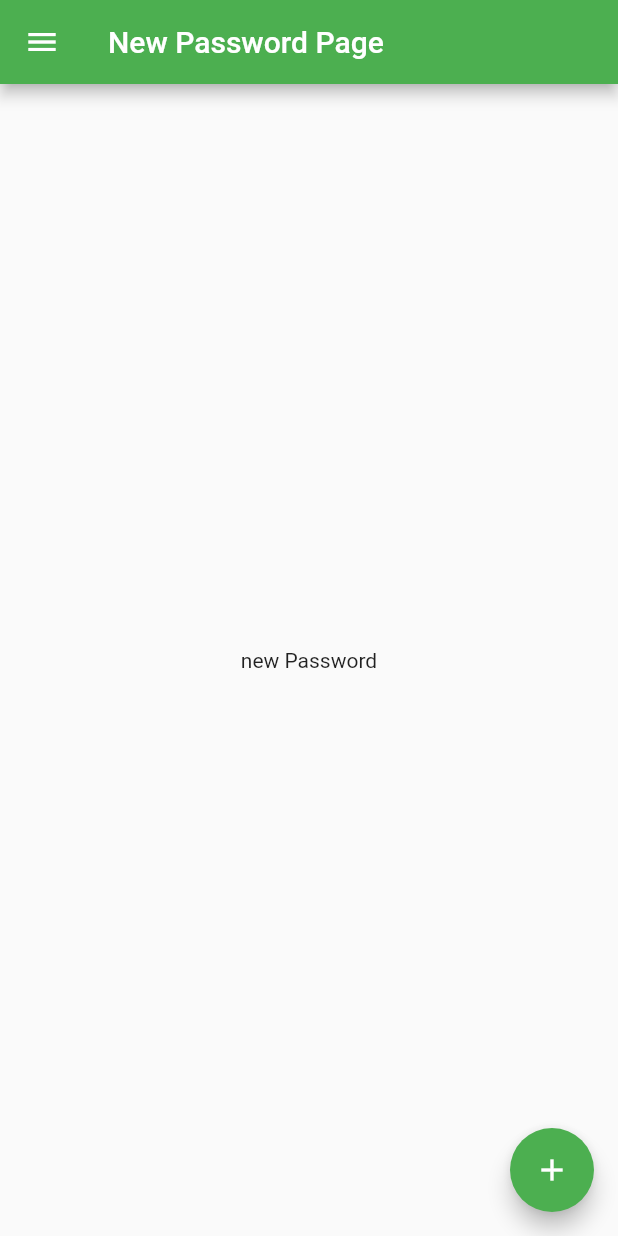
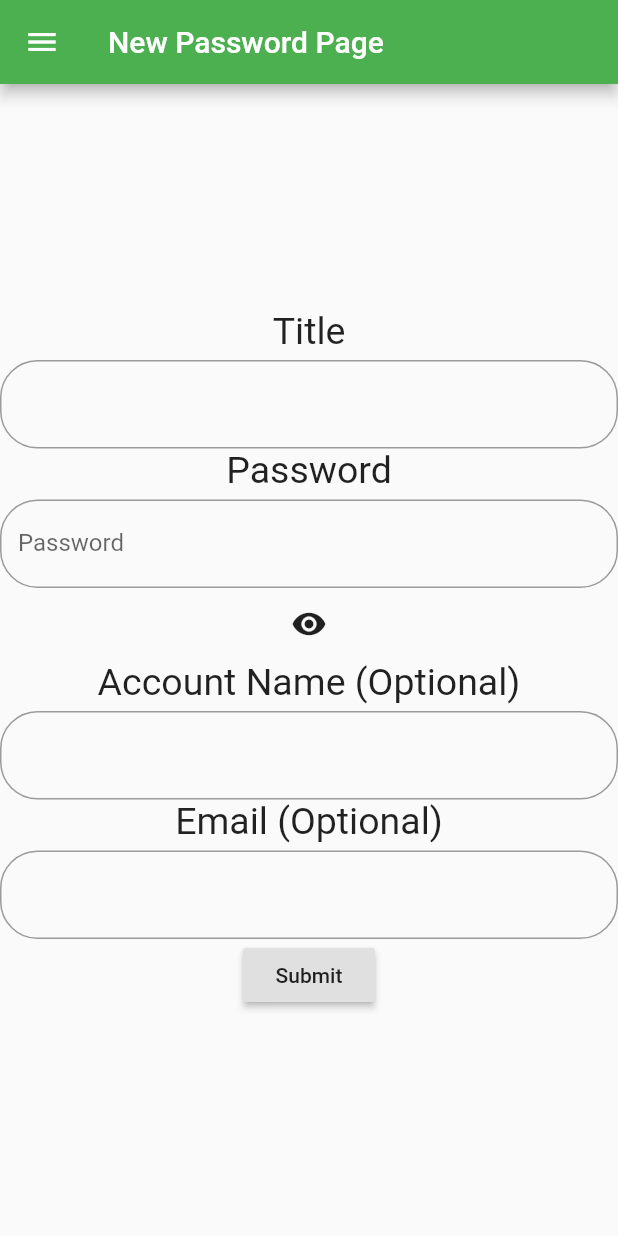
Before and after one commit to uprm-inso-4101-2020-2021-S1/semester-project-oni-kingsmen, a Flutter app: the NewPasswordPage screen opened directly, on a phone screen of 412 x 824 dp. Run offline on Flutter 3.47's test engine with Material 2 defaults, Android fonts, the phone set to English and light mode, and no system bars.

Commit message:
Add new Password

```diff
--- a/lib/main.dart
+++ b/lib/main.dart
@@ -1,19 +1,22 @@
 import 'package:flutter/material.dart';
 import 'package:password_app/password.dart';
 
+
 void main() {
+  createNewPassword('password', 'accountname', 'email@domain.com', 'Title');
+  createNewPassword('1234', 'hehe', 'el@dan.com', 'Taitle 2');
+  createNewPassword('12 64 10', '', '', 'The Safe');
   runApp(MyApp());
-
 }
 
-List<Password> getPasswords(){
-  Password password1 = Password("password", "account", "email@domain.com", "my frist caocunt");
-  Password password2 = Password("aaaaaaa", "Fecees10", "lad@site.com", "Facebook");
-  Password password3 = Password("1234", "locomendez094", "guy@gmail.com", "Gmail");
-  Password password4 = Password("1234", "Bankerboy0000000", "man@site.com", "A Site");
-  Password password5 = Password("genjefekdckmerwkjolvrnjoevnj", "TheLegend47", "legend@heaven.com", "peeeeee.com");
+List<Password> passwordList = new List();
 
-  return [password1,password2,password3,password4,password5];
+List<Password> getPasswords() {
+  return passwordList;
+}
+
+void createNewPassword(String password, String account, String email, String main){
+  passwordList.add(Password(password,account,email,main));
 }
 
 class MyApp extends StatelessWidget {
@@ -40,19 +43,16 @@ class MyApp extends StatelessWidget {
         visualDensity: VisualDensity.adaptivePlatformDensity,
       ),
       home: MyHomePage(title: 'Password App'),
-
     );
   }
 }
 
-class SettingPage extends StatefulWidget{
-
+class SettingPage extends StatefulWidget {
   @override
   _SettingPageState createState() => _SettingPageState();
 }
 
-class _SettingPageState extends State<SettingPage>{
-
+class _SettingPageState extends State<SettingPage> {
   @override
   Widget build(BuildContext context) {
     // Scaffold is a layout for the major Material Components.
@@ -70,23 +70,23 @@ class _SettingPageState extends State<SettingPage>{
             ),
             ListTile(
               title: Text('Accounts'),
-              onTap: (){
+              onTap: () {
                 Navigator.push(
                   context,
-                  MaterialPageRoute(builder: (context) => MyHomePage(title: 'Password App')),
+                  MaterialPageRoute(
+                      builder: (context) => MyHomePage(title: 'Password App')),
                 );
               },
             ),
             ListTile(
               title: Text('Settings'),
-              onTap: (){
+              onTap: () {
                 Navigator.push(
                   context,
                   MaterialPageRoute(builder: (context) => SettingPage()),
                 );
               },
             ),
-
             ListTile(
               title: Text('Log Out'),
               onTap: () {
@@ -112,17 +112,167 @@ class _SettingPageState extends State<SettingPage>{
     );
   }
 }
-class NewPasswordPage extends StatefulWidget{
 
+class NewPasswordPage extends StatefulWidget {
   @override
   _NewPasswordPageState createState() => _NewPasswordPageState();
 }
 
-class _NewPasswordPageState extends State<NewPasswordPage>{
+class _NewPasswordPageState extends State<NewPasswordPage> {
+  final _formKey = GlobalKey<FormState>();
+  final Map<String, dynamic> formData = {'main': null, 'password': null,'email': '', 'account': ''};
+  Widget _buildForm() {
+    return Form(
+        key: _formKey,
+        child: Column(
+          mainAxisAlignment: MainAxisAlignment.center,
+          children: <Widget>[
+            _buildMainField(),
+            _buildPasswordField(),
+            _buildAccountField(),
+            _buildEmailField(),
+            _buildSubmitButton(),
+          ],
+        ));
+  }
+
+  Widget _buildPasswordField() {
+    bool _obscureText = true;
+    void _toggle() {
+      _obscureText = !_obscureText;
+    }
+    return Column(
+      children: [
+        new Text('Password',
+            style: new TextStyle(fontSize: 25.0)),
+        new Padding(padding: EdgeInsets.only(top: 5.0)),
+        new TextFormField(
+          decoration: new InputDecoration(
+            labelText: 'Password',
+            fillColor: Colors.white,
+            border: new OutlineInputBorder(
+              borderRadius: new BorderRadius.circular(25.0),
+              borderSide: new BorderSide(),
+            ),
+          ),
+          obscureText: _obscureText,
+          onSaved: (password){
+            formData['password'] = password;
+          },
+          validator: (password) =>
+              password.length <= 0 ? 'Please enter a password.' : null,
+        ),
+        new IconButton(
+          icon: Icon(Icons.visibility),
+          onPressed: _toggle,
+        )
+      ],
+    );
+  }
+
+  Widget _buildEmailField() {
+    return Column(
+      children: [
+        new Text('Email (Optional)',
+            style: new TextStyle(fontSize: 25.0)),
+        new Padding(padding: EdgeInsets.only(top: 5.0)),
+        new TextFormField(
+          decoration: new InputDecoration(
+            fillColor: Colors.white,
+            border: new OutlineInputBorder(
+              borderRadius: new BorderRadius.circular(25.0),
+              borderSide: new BorderSide(),
+            ),
+          ),
+          onSaved: (email){
+            formData['email'] = email;
+          },
+          validator: (email) {
+            if (email.length > 0 &&
+                !RegExp(r"[a-z0-9!#$%&'*+/=?^_`{|}~-]+(?:\.[a-z0-9!#$%&'*+/=?^_`{|}~-]+)*@(?:[a-z0-9](?:[a-z0-9-]*[a-z0-9])?\.)+[a-z0-9](?:[a-z0-9-]*[a-z0-9])?")
+                    .hasMatch(email)) {
+              return 'This is not a valid email';
+            } else {
+              return null;
+            }
+          },
+        ),
+      ],
+    );
+  }
+
+  Widget _buildAccountField() {
+    return Column(
+      children: [
+        new Text('Account Name (Optional)',
+          style: new TextStyle(fontSize: 25.0)),
+        new Padding(padding: EdgeInsets.only(top: 5.0)),
+        new TextFormField(
+          decoration: new InputDecoration(
+            fillColor: Colors.white,
+            border: new OutlineInputBorder(
+              borderRadius: new BorderRadius.circular(25.0),
+              borderSide: new BorderSide(),
+            ),
+          ),
+          onSaved: (account){
+            formData['account'] = account;
+          },
+        ),
+      ],
+    );
+  }
+  Widget _buildMainField() {
+    return Column(
+      children: [
+        new Text('Title',
+            style: new TextStyle(fontSize: 25.0)),
+        new Padding(padding: EdgeInsets.only(top: 5.0)),
+        new TextFormField(
+            decoration: new InputDecoration(
+              fillColor: Colors.white,
+              border: new OutlineInputBorder(
+                borderRadius: new BorderRadius.circular(25.0),
+                borderSide: new BorderSide(),
+              ),
+            ),
+            onSaved: (title){
+              formData['main'] = title;
+            },
+            validator: (title) =>
+                title.length <= 0 ? 'Please enter a Title' : null),
+      ],
+    );
+  }
+
+  Widget _buildSubmitButton() {
+    return RaisedButton(
+      onPressed: () {
+        _submitForm();
+      },
+      child: Text('Submit'),
+    );
+  }
+
+  void _submitForm() {
+    print('Submitting form');
+    if (_formKey.currentState.validate()) {
+      _formKey.currentState.save(); //onSaved is called!
+      print(formData);
+      createNewPassword(formData['password'], formData['account'], formData['email'], formData['main']);
+      Navigator.push(
+        context,
+        MaterialPageRoute(
+            builder: (context) => MyHomePage(title: 'Password App')),
+      );
+    }
+  }
+
 
   @override
   Widget build(BuildContext context) {
     // Scaffold is a layout for the major Material Components.
+
     return Scaffold(
       appBar: AppBar(
         title: Text('New Password Page'),
@@ -140,23 +290,23 @@ class _NewPasswordPageState extends State<NewPasswordPage>{
             ),
             ListTile(
               title: Text('Accounts'),
-              onTap: (){
+              onTap: () {
                 Navigator.push(
                   context,
-                  MaterialPageRoute(builder: (context) => MyHomePage(title: 'Password App')),
+                  MaterialPageRoute(
+                      builder: (context) => MyHomePage(title: 'Password App')),
                 );
               },
             ),
             ListTile(
               title: Text('Settings'),
-              onTap: (){
+              onTap: () {
                 Navigator.push(
                   context,
                   MaterialPageRoute(builder: (context) => SettingPage()),
                 );
               },
             ),
-
             ListTile(
               title: Text('Log Out'),
               onTap: () {
@@ -168,14 +318,7 @@ class _NewPasswordPageState extends State<NewPasswordPage>{
         ),
       ),
       // body is the majority of the screen.
-      body: Center(
-        child: Text('new Password'),
-      ),
-      floatingActionButton: FloatingActionButton(
-        tooltip: 'Add', // used by assistive technologies
-        child: Icon(Icons.add),
-        onPressed: null,
-      ),
+      body: _buildForm()
     );
   }
 }
@@ -192,16 +335,13 @@ class MyHomePage extends StatefulWidget {
   // used by the build method of the State. Fields in a Widget subclass are
   // always marked "final".
 
-
   final String title;
 
   @override
   _MyHomePageState createState() => _MyHomePageState();
 }
 
-
 class _MyHomePageState extends State<MyHomePage> {
-  List<Password> passwords = getPasswords();
 
   @override
   Widget build(BuildContext context) {
@@ -230,23 +370,23 @@ class _MyHomePageState extends State<MyHomePage> {
             ),
             ListTile(
               title: Text('Accounts'),
-              onTap: (){
+              onTap: () {
                 Navigator.push(
                   context,
-                  MaterialPageRoute(builder: (context) => MyHomePage(title: 'Password App')),
+                  MaterialPageRoute(
+                      builder: (context) => MyHomePage(title: 'Password App')),
                 );
               },
             ),
             ListTile(
               title: Text('Settings'),
-              onTap: (){
+              onTap: () {
                 Navigator.push(
                   context,
                   MaterialPageRoute(builder: (context) => SettingPage()),
                 );
               },
             ),
-
             ListTile(
               title: Text('Log Out'),
               onTap: () {
@@ -258,9 +398,9 @@ class _MyHomePageState extends State<MyHomePage> {
         ),
       ),
       body: ListView.builder(
-        itemCount: passwords.length,
+        itemCount: passwordList.length,
         itemBuilder: (context, index) {
-          final passwordItem = passwords[index];
+          final passwordItem = passwordList[index];
 
           return ListTile(
             title: Text(passwordItem.main),
@@ -268,20 +408,19 @@ class _MyHomePageState extends State<MyHomePage> {
             trailing: IconButton(
               icon: Icon(Icons.menu),
               tooltip: 'Details',
-              onPressed: (){
+              onPressed: () {
                 Navigator.push(
                   context,
-
-                  MaterialPageRoute(builder: (context) => OldPasswordPage(passwordItem)),
+                  MaterialPageRoute(
+                      builder: (context) => OldPasswordPage(passwordItem)),
                 );
               },
-              ),
+            ),
           );
         },
-
       ),
       floatingActionButton: FloatingActionButton(
-        onPressed: (){
+        onPressed: () {
           Navigator.push(
             context,
             MaterialPageRoute(builder: (context) => NewPasswordPage()),
@@ -297,20 +436,18 @@ class _MyHomePageState extends State<MyHomePage> {
 class OldPasswordPage extends StatefulWidget {
   Password password;
 
-  OldPasswordPage(Password password){
+  OldPasswordPage(Password password) {
     this.password = password;
   }
-
-
 
   @override
   _OldPasswordPageState createState() => _OldPasswordPageState(password);
 }
 
-class _OldPasswordPageState extends State<OldPasswordPage>{
+class _OldPasswordPageState extends State<OldPasswordPage> {
   Password password;
 
-  _OldPasswordPageState(Password password){
+  _OldPasswordPageState(Password password) {
     this.password = password;
   }
 
@@ -334,28 +471,26 @@ class _OldPasswordPageState extends State<OldPasswordPage>{
             ),
             ListTile(
               title: Text('Accounts'),
-              onTap: (){
+              onTap: () {
                 Navigator.push(
                   context,
-                  MaterialPageRoute(builder: (context) => MyHomePage(title: 'Password App')),
+                  MaterialPageRoute(
+                      builder: (context) => MyHomePage(title: 'Password App')),
                 );
               },
             ),
             ListTile(
               title: Text('Settings'),
-              onTap: (){
+              onTap: () {
                 Navigator.push(
                   context,
                   MaterialPageRoute(builder: (context) => SettingPage()),
                 );
               },
             ),
-
             ListTile(
               title: Text('Log Out'),
-              onTap: () {
-
-              },
+              onTap: () {},
             ),
           ],
         ),
@@ -376,7 +511,7 @@ class _OldPasswordPageState extends State<OldPasswordPage>{
             subtitle: Text(password.email),
           )
         ],
-       ),
+      ),
     );
   }
 }
```
